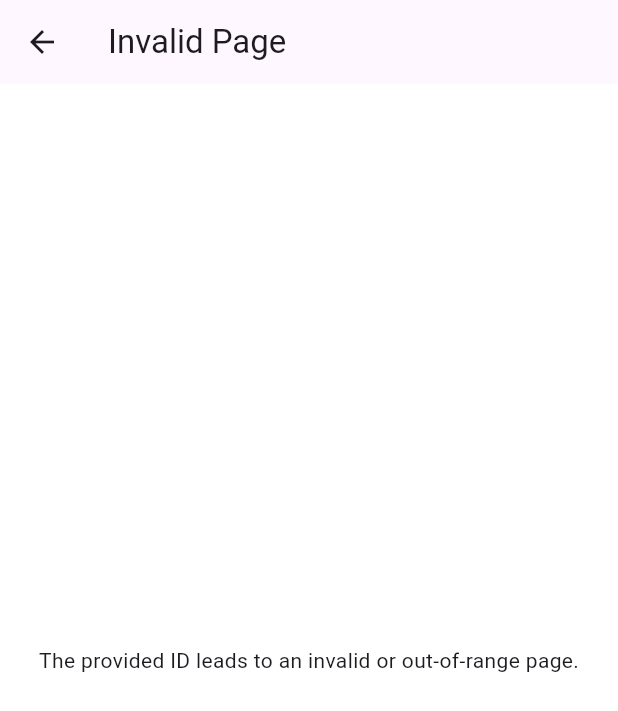
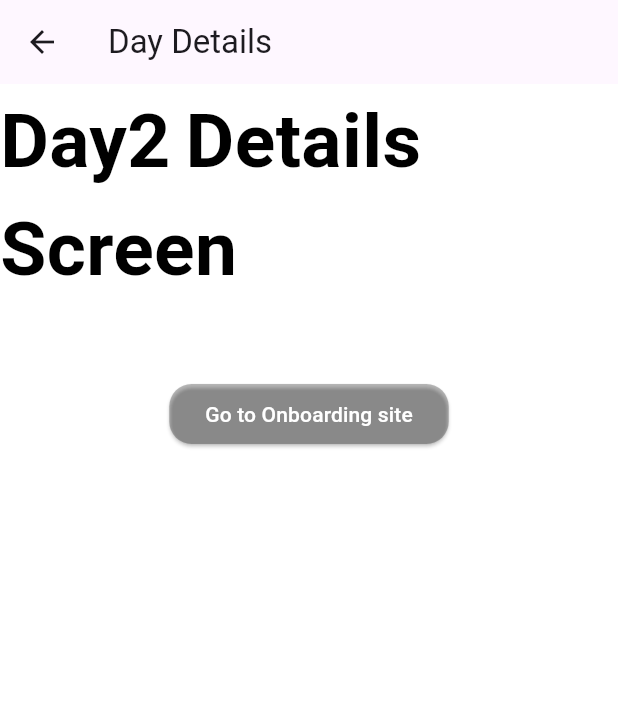
Before and after one commit to lamsalsangam/Flutter, a Flutter app: the screen it shows after launch, after a tap on an icon or button, on a phone screen of 412 x 824 dp. Shown: the top 711 px of the screen. Run offline on Flutter 3.47's test engine with Material 3 defaults, Android fonts, the phone set to English and light mode, and no system bars; our stand-ins replace firebase_auth, firebase_core, flutter_dotenv, flutter_spinkit, google_fonts; accounts and stored records are empty.

Commit message:
Refactored and added the sample onbording screen only

```diff
--- a/0. Dev/day_1/lib/lib/switching_page.dart
+++ b/0. Dev/day_1/lib/lib/switching_page.dart
@@ -1,6 +1,7 @@
 import 'package:flutter/material.dart';
 
 import '../screens/days/day1/day_1.dart';
+import '../screens/days/day2/day_2.dart';
 import '../screens/no_page.dart';
 
 
@@ -12,8 +13,8 @@ Widget getDayRoute(int id) {
   switch (id) {
     case 1:
       return const Day1Screen(day: 1);
-  // case 2:
-  //   return Day2Screen(day:2);
+  case 2:
+    return const Day2Screen(day:2);
     default:
       return const NoPageFoundPage();
   }
--- a/0. Dev/day_1/lib/screens/days/day2/day_2.dart
+++ b/0. Dev/day_1/lib/screens/days/day2/day_2.dart
@@ -0,0 +1,78 @@
+import 'package:flutter/material.dart';
+import 'package:google_fonts/google_fonts.dart';
+
+import 'onboarding.dart';
+
+class Day2Screen extends StatefulWidget {
+  final int day;
+
+  const Day2Screen({super.key, required this.day});
+
+  @override
+  State<Day2Screen> createState() => _Day2ScreenState();
+}
+
+class _Day2ScreenState extends State<Day2Screen> {
+  bool _isPressed = false;
+
+  @override
+  Widget build(BuildContext context) {
+    int day = widget.day;
+
+    return Scaffold(
+      appBar: AppBar(
+        title: const Text('Day Details'),
+      ),
+      body: Column(
+        crossAxisAlignment: CrossAxisAlignment.start,
+        children: [
+          Text(
+            'Day$day Details Screen',
+            style: GoogleFonts.amaticSc(
+              fontSize: 50,
+              fontWeight: FontWeight.w700,
+              color: Colors.black,
+            ),
+          ),
+          const SizedBox(
+            height: 50,
+          ),
+          Center(
+            child: ElevatedButton(
+              onPressed: () {
+                setState(() {
+                  _isPressed = true; // trigger animation
+                });
+
+                Future.delayed(const Duration(milliseconds: 150), () {
+                  setState(() {
+                    _isPressed = false; // reset animation
+                  });
+                });
+
+                // Your action goes here
+
+                // Example: Navigate to another screen
+                Navigator.of(context).push(
+                  MaterialPageRoute(
+                    builder: (context) => const OnboardingScreen(),
+                  ),
+                );
+              },
+              style: ElevatedButton.styleFrom(
+                shape: RoundedRectangleBorder(
+                  borderRadius: BorderRadius.circular(15),
+                ),
+                backgroundColor: _isPressed ? Colors.black : Colors.black26,
+                foregroundColor: Colors.white,
+              ),
+              child: const Text("Go to Onboarding site"),
+            ),
+          ),
+        ],
+      ),
+    );
+  }
+}
+
+// Example of another screen
```
Also changed, not shown: 0. Dev/day_1/lib/screens/days/day2/onboarding.dart (added, +17 -0 lines).
